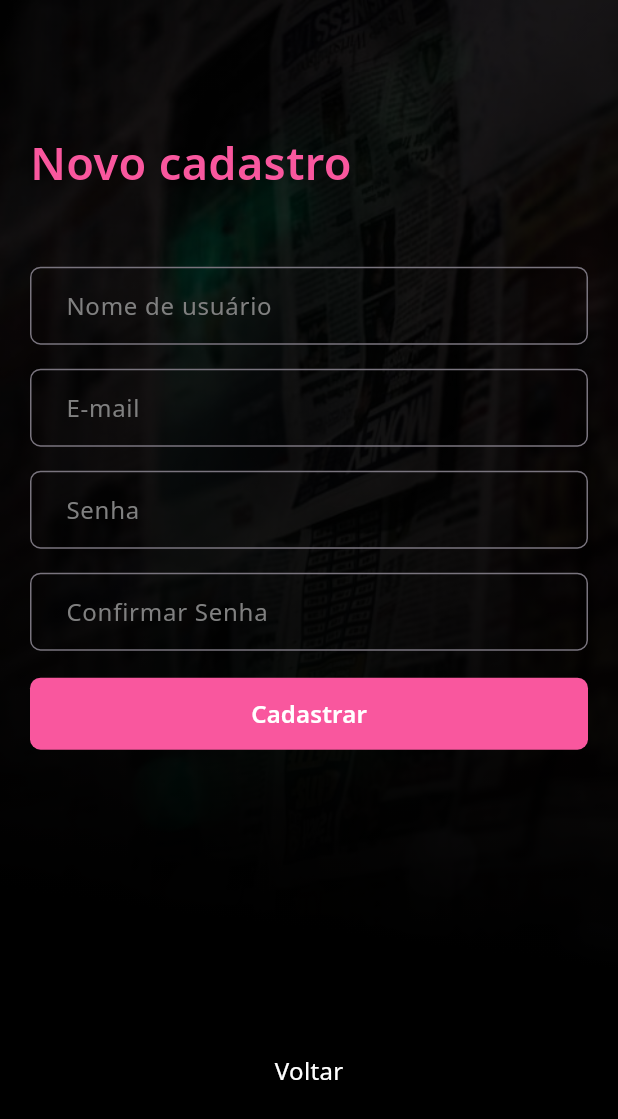
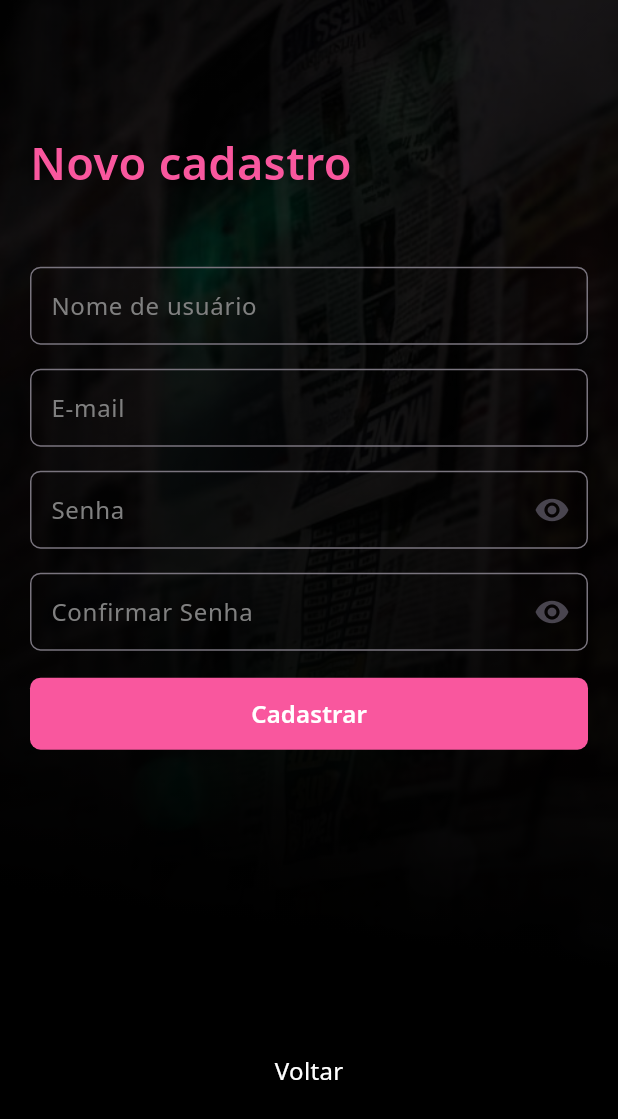
Before and after one commit to eliveltonsf/codeli-news-challenge, a Flutter app: the RegisterPage screen opened directly, on a phone screen of 412 x 824 dp. Shown: the top 1119 px of the screen. Run offline on Flutter 3.47's test engine with Material 3 defaults, Android fonts, the phone set to English and light mode, and no system bars; our stand-ins replace firebase_core, google_fonts; accounts and stored records are empty.

Commit message:
feat: implementing control and validation in the input Widget component

```diff
--- a/lib/shared/widgets/input_widget/input_widget.dart
+++ b/lib/shared/widgets/input_widget/input_widget.dart
@@ -1,17 +1,39 @@
 import 'package:codeli/core/core.dart';
 import 'package:flutter/material.dart';
 
-class InputWidget extends StatelessWidget {
+class InputWidget extends StatefulWidget {
   final String placeholder;
-  const InputWidget({super.key, required this.placeholder});
+  final TextInputType type;
+  final TextEditingController controller;
+  final Function(String) validator;
+
+  const InputWidget({
+    super.key,
+    required this.placeholder,
+    required this.type,
+    required this.controller,
+    required this.validator,
+  });
+
+  @override
+  State<InputWidget> createState() => _InputWidgetState();
+}
+
+class _InputWidgetState extends State<InputWidget> {
+  bool _isObscured = true;
 
   @override
   Widget build(BuildContext context) {
-    return TextField(
+    return TextFormField(
+      keyboardType: widget.type,
+      controller: widget.controller,
+      obscureText:
+          widget.type == TextInputType.visiblePassword ? _isObscured : false,
+      cursorColor: AppColors.grey,
       style: AppTextStyles.body16,
       decoration: InputDecoration(
         contentPadding:
-              const EdgeInsets.symmetric(vertical: 14, horizontal: 20.0),
+            const EdgeInsets.symmetric(vertical: 14, horizontal: 10.0),
         border: const OutlineInputBorder(
           borderRadius: BorderRadius.all(Radius.circular(7)),
           borderSide: BorderSide(color: AppColors.border),
@@ -22,8 +44,23 @@ class InputWidget extends StatelessWidget {
               color: AppColors.primary,
               width: 2), // Adiciona uma borda quando o campo está em foco
         ),
-          hintText: placeholder,
+        hintText: widget.placeholder,
         hintStyle: AppTextStyles.body16,
-        ));
+        suffixIcon: widget.type == TextInputType.visiblePassword
+            ? IconButton(
+                icon: _isObscured
+                    ? const Icon(Icons.visibility)
+                    : const Icon(Icons.visibility_off),
+                onPressed: () {
+                  setState(() {
+                    _isObscured = !_isObscured;
+                  });
+                },
+              )
+            : null,
+      ),
+      validator: (value) => widget.validator(value!),
+      autovalidateMode: AutovalidateMode.onUserInteraction,
+    );
   }
 }
```
Lines whose indentation alone changed are shown as unchanged.
